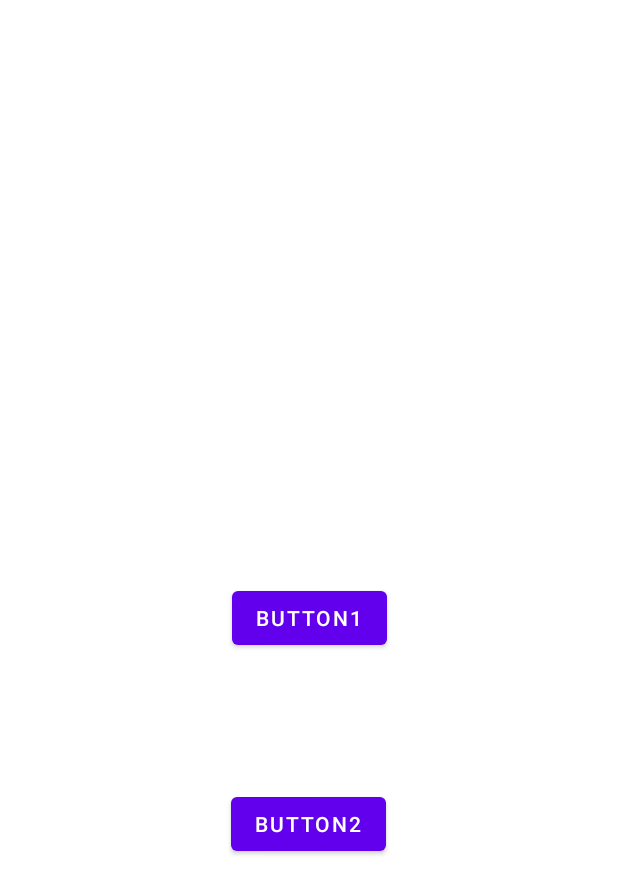
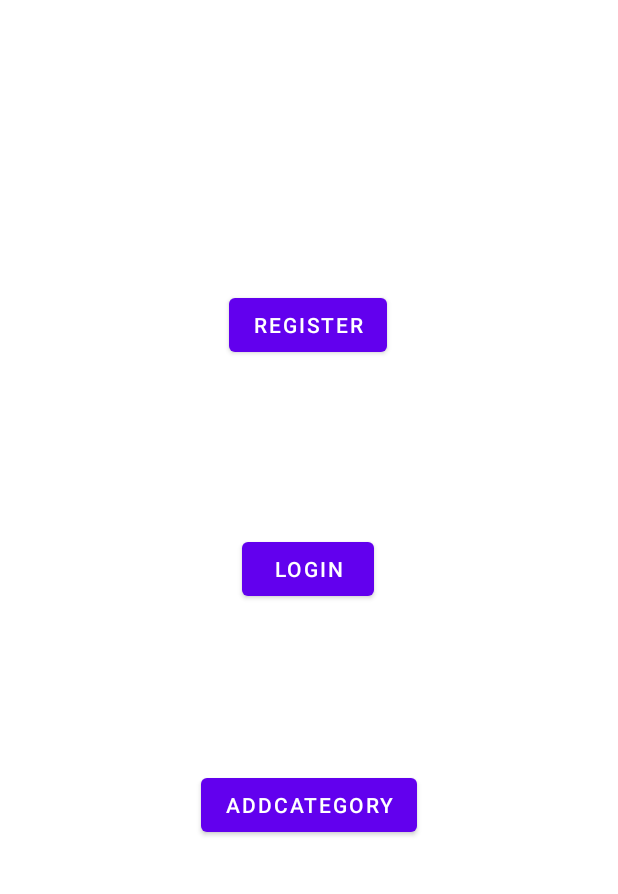
Before and after one commit to Decentralize-Intelligece/Toy_First_Mobile, an Android app: the screen it shows after launch (MainActivity), on a phone screen of 412 x 824 dp. Shown: the top 894 px of the screen. Run offline under Robolectric (Android 15) with nearby library versions, the phone set to English and light mode, and no system bars.

Commit message:
show categories in its home(only 4) set up MainActivity.java to test all component

```diff
--- a/app/src/main/java/com/example/toyfirstmobile/MainActivity.java
+++ b/app/src/main/java/com/example/toyfirstmobile/MainActivity.java
@@ -46,6 +46,15 @@ public class MainActivity extends AppCompatActivity {
                 v.getContext().startActivity(intent);
             }
         });
+
+        Button button3 = (Button) findViewById(R.id.mainactivitybtn3);
+        button3.setOnClickListener(new View.OnClickListener() {
+            @Override
+            public void onClick(View v) {
+                Intent intent =  new Intent(v.getContext(), AdminCategoryActivity.class);
+                v.getContext().startActivity(intent);
+            }
+        });
     }
 
 }
--- a/app/src/main/java/com/example/toyfirstmobile/activity/category/AdminCategoryActivity.java
+++ b/app/src/main/java/com/example/toyfirstmobile/activity/category/AdminCategoryActivity.java
@@ -31,7 +31,8 @@ public class AdminCategoryActivity extends AppCompatActivity {
         getSupportActionBar().hide();
         super.onCreate(savedInstanceState);
         setContentView(R.layout.admin_select_category);
-
+        initData();
+        initRecyclerView();
         Button btnNewCategory = (Button) findViewById(R.id.btnNewCategory);
         btnNewCategory.setOnClickListener(new View.OnClickListener() {
 
--- a/app/src/main/res/layout/activity_main.xml
+++ b/app/src/main/res/layout/activity_main.xml
@@ -10,22 +10,35 @@
         android:id="@+id/mainactivitybtn1"
         android:layout_width="wrap_content"
         android:layout_height="wrap_content"
-        android:text="Button1"
+        android:text="Register"
         app:layout_constraintBottom_toBottomOf="parent"
         app:layout_constraintEnd_toEndOf="parent"
+        app:layout_constraintHorizontal_bias="0.498"
         app:layout_constraintStart_toStartOf="parent"
-        app:layout_constraintTop_toTopOf="parent" />
+        app:layout_constraintTop_toTopOf="parent"
+        app:layout_constraintVertical_bias="0.248" />
 
     <Button
         android:id="@+id/mainactivitybtn2"
         android:layout_width="wrap_content"
         android:layout_height="wrap_content"
-        android:text="Button2"
+        android:text="Login"
         app:layout_constraintBottom_toBottomOf="parent"
         app:layout_constraintEnd_toEndOf="parent"
         app:layout_constraintHorizontal_bias="0.498"
         app:layout_constraintStart_toStartOf="parent"
         app:layout_constraintTop_toTopOf="parent"
-        app:layout_constraintVertical_bias="0.677" />
+        app:layout_constraintVertical_bias="0.458" />
+
+    <Button
+        android:id="@+id/mainactivitybtn3"
+        android:layout_width="wrap_content"
+        android:layout_height="wrap_content"
+        android:text="AddCategory"
+        app:layout_constraintBottom_toBottomOf="parent"
+        app:layout_constraintEnd_toEndOf="parent"
+        app:layout_constraintStart_toStartOf="parent"
+        app:layout_constraintTop_toTopOf="parent"
+        app:layout_constraintVertical_bias="0.661" />
 
 </androidx.constraintlayout.widget.ConstraintLayout>
--- a/app/src/main/res/layout/user_login.xml
+++ b/app/src/main/res/layout/user_login.xml
@@ -77,7 +77,7 @@
                     android:ems="10"
                     android:inputType="textEmailAddress"
                     android:minHeight="48dp"
-                    android:text="Email" />
+                    android:hint="Email" />
 
                 <EditText
                     android:id="@+id/editTextPassword"
@@ -86,7 +86,7 @@
                     android:ems="10"
                     android:inputType="textPassword"
                     android:minHeight="48dp"
-                    android:text="Password" />
+                    android:hint="Password" />
 
             </LinearLayout>
 
--- a/app/src/main/res/layout/user_register.xml
+++ b/app/src/main/res/layout/user_register.xml
@@ -28,7 +28,7 @@
                 android:textAlignment="center"
                 android:textColor="#FE6D40"
                 android:textSize="34sp"
-                app:layout_constraintBottom_toTopOf="@+id/buttonCancel"
+                app:layout_constraintBottom_toTopOf="@+id/btnRegister"
                 app:layout_constraintEnd_toEndOf="parent"
                 app:layout_constraintStart_toStartOf="parent"
                 app:layout_constraintTop_toTopOf="parent" />
```
